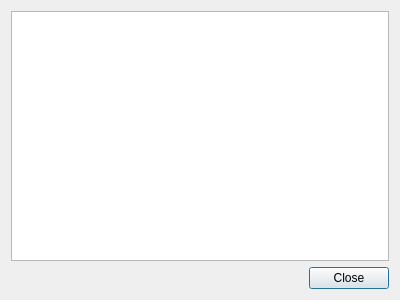
This is src/ui/sshagentdialog.ui in Koratsuki/QTerm2 as Qt 5 draws it before an edit. The edited form follows.
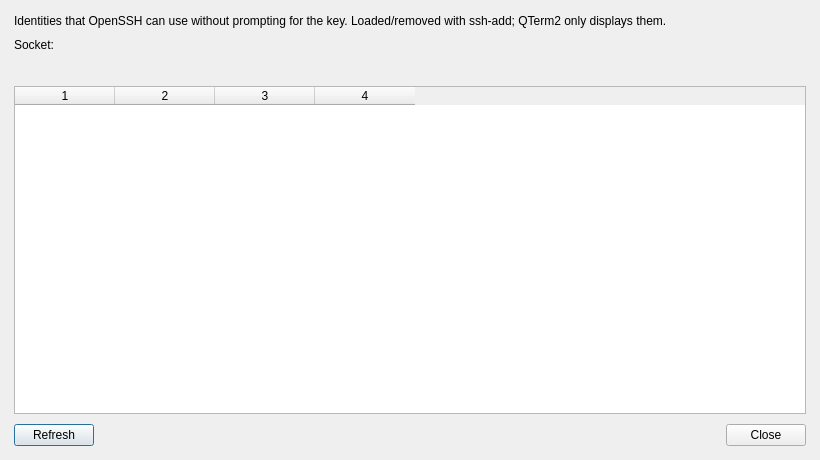
This is the edited form.

Diff of the .ui file:
```diff
--- a/src/ui/sshagentdialog.ui
+++ b/src/ui/sshagentdialog.ui
@@ -6,24 +6,112 @@
    <rect>
     <x>0</x>
     <y>0</y>
-    <width>400</width>
-    <height>300</height>
+    <width>820</width>
+    <height>460</height>
    </rect>
   </property>
   <property name="windowTitle">
    <string>SSH Agent</string>
   </property>
   <layout class="QVBoxLayout" name="verticalLayout">
+   <property name="leftMargin">
+    <number>14</number>
+   </property>
+   <property name="topMargin">
+    <number>14</number>
+   </property>
+   <property name="rightMargin">
+    <number>14</number>
+   </property>
+   <property name="bottomMargin">
+    <number>14</number>
+   </property>
+   <property name="spacing">
+    <number>10</number>
+   </property>
    <item>
-    <widget class="QListWidget" name="listWidget"/>
+    <widget class="QLabel" name="hintLabel">
+     <property name="text">
+      <string>Identities that OpenSSH can use without prompting for the key. Loaded/removed with ssh-add; QTerm2 only displays them.</string>
+     </property>
+     <property name="wordWrap">
+      <bool>true</bool>
+     </property>
+    </widget>
    </item>
    <item>
-    <widget class="QDialogButtonBox" name="buttonBox">
-     <property name="standardButtons">
-      <set>QDialogButtonBox::Close</set>
+    <layout class="QHBoxLayout" name="socketLayout">
+     <item>
+      <widget class="QLabel" name="socketTitleLabel">
+       <property name="text">
+        <string>Socket:</string>
+       </property>
+      </widget>
+     </item>
+     <item>
+      <widget class="QLabel" name="AgentSocketLabel">
+       <property name="text">
+        <string/>
+       </property>
+       <property name="textInteractionFlags">
+        <set>Qt::TextSelectableByMouse</set>
+       </property>
+      </widget>
+     </item>
+    </layout>
+   </item>
+   <item>
+    <widget class="QLabel" name="AgentStatusLabel">
+     <property name="text">
+      <string/>
      </property>
+     <property name="wordWrap">
+      <bool>true</bool>
+     </property>
     </widget>
    </item>
+   <item>
+    <widget class="QTableWidget" name="AgentTable">
+     <property name="columnCount">
+      <number>4</number>
+     </property>
+     <column/>
+     <column/>
+     <column/>
+     <column/>
+    </widget>
+   </item>
+   <item>
+    <layout class="QHBoxLayout" name="bottomLayout">
+     <item>
+      <widget class="QPushButton" name="RefreshAgentButton">
+       <property name="text">
+        <string>Refresh</string>
+       </property>
+      </widget>
+     </item>
+     <item>
+      <spacer name="horizontalSpacer">
+       <property name="orientation">
+        <enum>Qt::Horizontal</enum>
+       </property>
+       <property name="sizeHint" stdset="0">
+        <size>
+         <width>40</width>
+         <height>20</height>
+        </size>
+       </property>
+      </spacer>
+     </item>
+     <item>
+      <widget class="QDialogButtonBox" name="buttonBox">
+       <property name="standardButtons">
+        <set>QDialogButtonBox::Close</set>
+       </property>
+      </widget>
+     </item>
+    </layout>
+   </item>
   </layout>
  </widget>
  <resources/>
```
